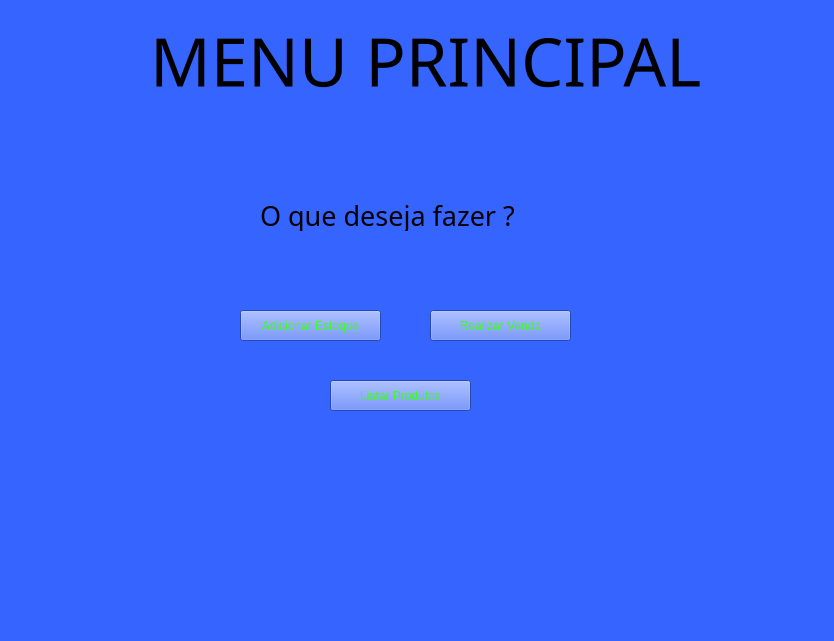
First picture: the form in SYSTEM CONTROL/menu_Principal.ui, repository victorkok/OPE-Oficina-Mecanica, before the edit.
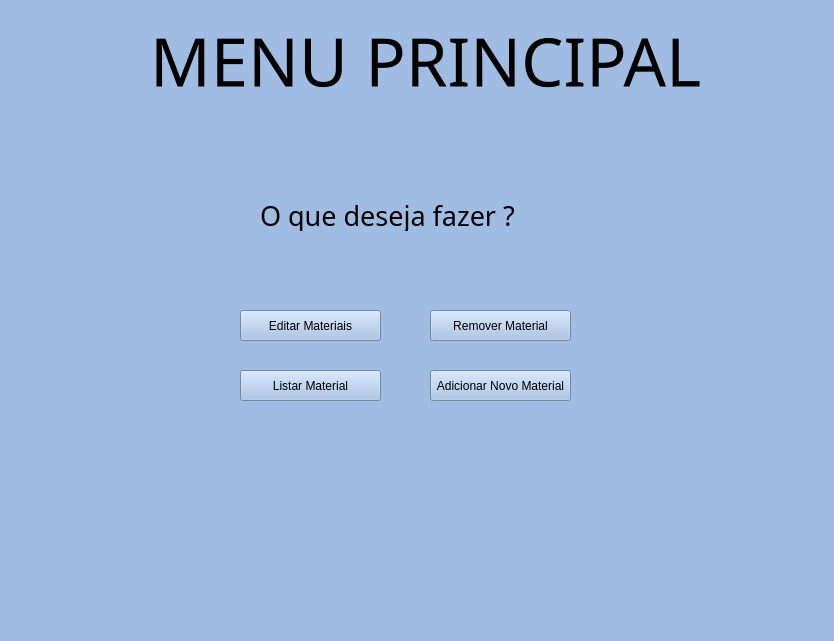
Second picture: the form after the edit.

What changed in the file:
```diff
--- a/SYSTEM CONTROL/menu_Principal.ui
+++ b/SYSTEM CONTROL/menu_Principal.ui
@@ -19,7 +19,7 @@
    <string>MainWindow</string>
   </property>
   <property name="styleSheet">
-   <string notr="true">background-color: rgb(53, 100, 255);</string>
+   <string notr="true">background-color: rgb(161, 188, 227);</string>
   </property>
   <widget class="QWidget" name="centralwidget">
    <widget class="QLabel" name="label">
@@ -70,10 +70,10 @@
      </rect>
     </property>
     <property name="styleSheet">
-     <string notr="true">color: rgb(55, 255, 25);</string>
+     <string notr="true">color: rgb(0, 0, 0);</string>
     </property>
     <property name="text">
-     <string>Adicionar Estoque</string>
+     <string>Editar Materiais</string>
     </property>
    </widget>
    <widget class="QPushButton" name="button_venda">
@@ -86,26 +86,42 @@
      </rect>
     </property>
     <property name="styleSheet">
-     <string notr="true">color: rgb(55, 255, 25);</string>
+     <string notr="true">color: rgb(0, 0, 0);</string>
     </property>
     <property name="text">
-     <string>Realizar Venda</string>
+     <string>Remover Material</string>
     </property>
    </widget>
    <widget class="QPushButton" name="button_produtos">
     <property name="geometry">
      <rect>
-      <x>330</x>
-      <y>380</y>
+      <x>240</x>
+      <y>370</y>
       <width>141</width>
       <height>31</height>
      </rect>
     </property>
     <property name="styleSheet">
-     <string notr="true">color: rgb(55, 255, 25);</string>
+     <string notr="true">color: rgb(0, 0, 0);</string>
     </property>
     <property name="text">
-     <string>Listar Produtos</string>
+     <string>Listar Material</string>
+    </property>
+   </widget>
+   <widget class="QPushButton" name="material">
+    <property name="geometry">
+     <rect>
+      <x>430</x>
+      <y>370</y>
+      <width>141</width>
+      <height>31</height>
+     </rect>
+    </property>
+    <property name="styleSheet">
+     <string notr="true">color: rgb(0, 0, 0);</string>
+    </property>
+    <property name="text">
+     <string>Adicionar Novo Material</string>
     </property>
    </widget>
   </widget>
```
